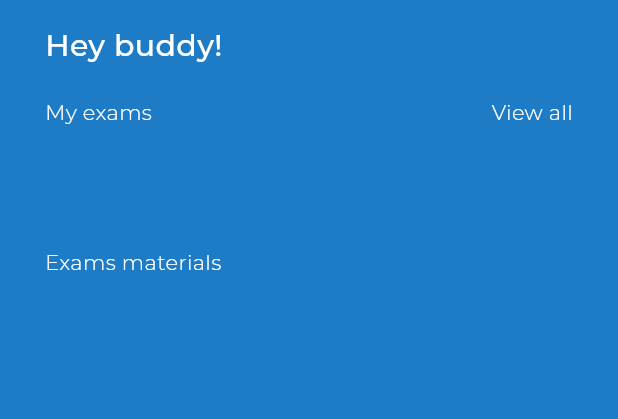
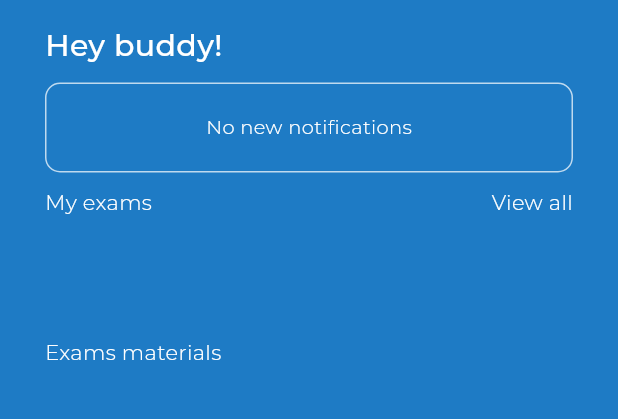
Before and after one commit to adarshcm10/Xamify, a Flutter app: the screen it shows once a user with an empty profile is signed in, on a phone screen of 412 x 824 dp, the part 60-479 px from its top. Run offline on Flutter 3.47's test engine with Material 3 defaults, Android fonts, the phone set to English and light mode, and no system bars; our stand-ins replace cloud_firestore, firebase_auth, firebase_core, firebase_messaging, permission_handler; missing offline and left inert: flutter_downloader; accounts and stored records are empty; project files that could hold a hidden picture were left out.

Commit message:
no notification fix

```diff
--- a/lib/home.dart
+++ b/lib/home.dart
@@ -73,6 +73,31 @@ class _HomePageState extends State<HomePage> {
               builder: (BuildContext context,
                   AsyncSnapshot<QuerySnapshot> snapshot) {
                 if (snapshot.hasData) {
+                  //if there is nothing to display
+                  if (snapshot.data!.docs.isEmpty) {
+                    return Container(
+                      width: double.infinity,
+                      height: 60,
+                      decoration: ShapeDecoration(
+                        shape: RoundedRectangleBorder(
+                          side: const BorderSide(
+                              width: 1, color: Color(0xFFBFDAEF)),
+                          borderRadius: BorderRadius.circular(10),
+                        ),
+                      ),
+                      child: const Center(
+                        child: Text(
+                          'No new notifications',
+                          style: TextStyle(
+                            color: Colors.white,
+                            fontSize: 13,
+                            fontFamily: 'Montserrat',
+                            fontWeight: FontWeight.w300,
+                          ),
+                        ),
+                      ),
+                    );
+                  } else {
                     return Column(
                       mainAxisAlignment: MainAxisAlignment.center,
                       children:
@@ -100,13 +125,16 @@ class _HomePageState extends State<HomePage> {
                               ),
                             ),
                             child: Padding(
-                            padding: const EdgeInsets.only(left: 10, right: 20),
+                              padding:
+                                  const EdgeInsets.only(left: 10, right: 20),
                               child: Row(
-                              mainAxisAlignment: MainAxisAlignment.spaceBetween,
+                                mainAxisAlignment:
+                                    MainAxisAlignment.spaceBetween,
                                 // crossAxisAlignment: CrossAxisAlignment.center,
                                 children: [
                                   Column(
-                                  crossAxisAlignment: CrossAxisAlignment.start,
+                                    crossAxisAlignment:
+                                        CrossAxisAlignment.start,
                                     mainAxisAlignment: MainAxisAlignment.center,
                                     children: [
                                       Text(
@@ -140,6 +168,7 @@ class _HomePageState extends State<HomePage> {
                         );
                       }).toList(),
                     );
+                  }
                 } else {
                   return const Text(
                     'Loading...',
```
Lines whose indentation alone changed are shown as unchanged.
